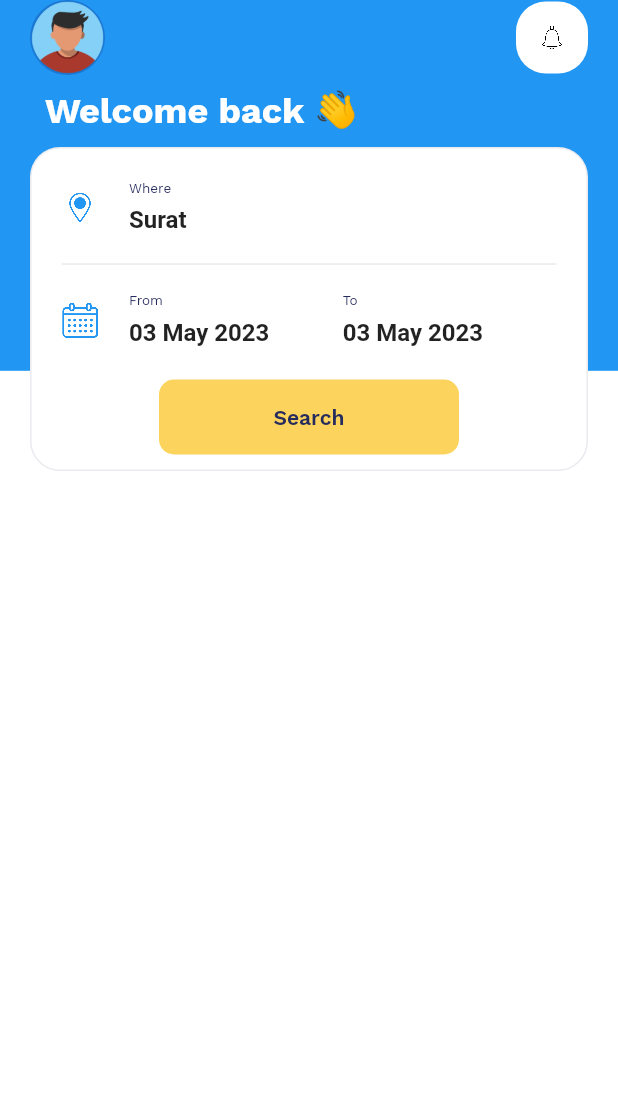
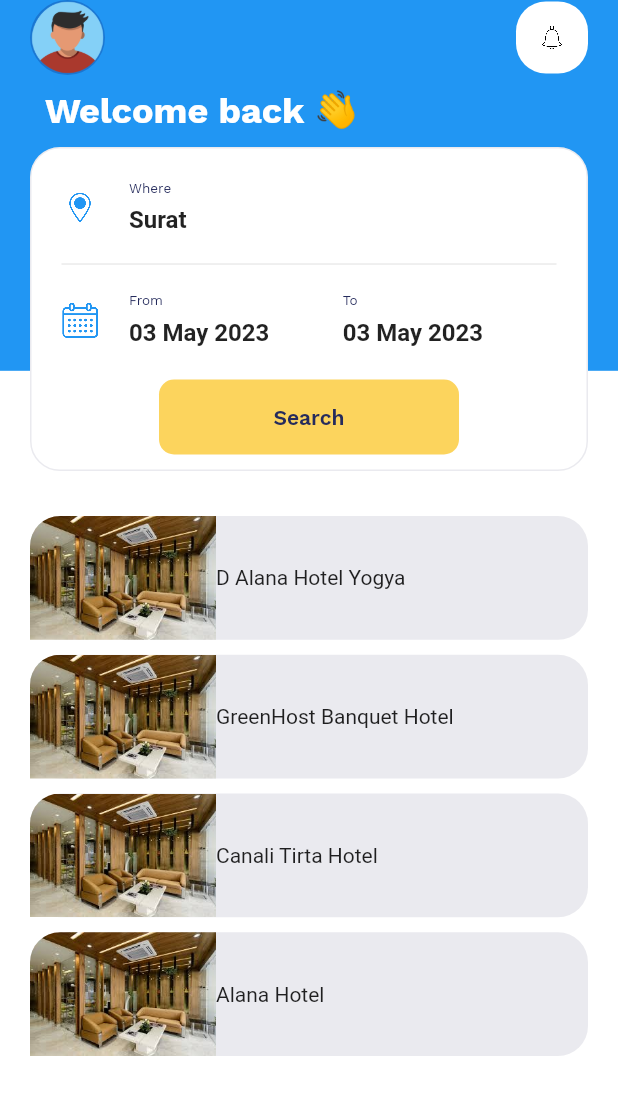
Before and after one commit to Snehal-Singh174/hotel-booking-app, a Flutter app: the screen it shows after launch, on a phone screen of 412 x 824 dp. Shown: the top 1095 px of the screen. Run offline on Flutter 3.47's test engine with Material 2 defaults, Android fonts, the phone set to English and light mode, and no system bars; our stand-ins replace flutter_riverpod, google_maps_flutter, riverpod_annotation; missing offline and left inert: flutter_config; generated files the repository leaves out were written again.

Commit message:
working on hotel card

```diff
--- a/lib/gen/assets.gen.dart
+++ b/lib/gen/assets.gen.dart
@@ -74,11 +74,32 @@ class $AssetsIconGen {
 class $AssetsImageGen {
   const $AssetsImageGen();
 
+  /// File path: assets/image/gallery1.png
+  AssetGenImage get gallery1 =>
+      const AssetGenImage('assets/image/gallery1.png');
+
+  /// File path: assets/image/gallery2.png
+  AssetGenImage get gallery2 =>
+      const AssetGenImage('assets/image/gallery2.png');
+
+  /// File path: assets/image/gallery3.png
+  AssetGenImage get gallery3 =>
+      const AssetGenImage('assets/image/gallery3.png');
+
   /// File path: assets/image/photo.png
   AssetGenImage get photo => const AssetGenImage('assets/image/photo.png');
 
+  /// File path: assets/image/thumbnail1.png
+  AssetGenImage get thumbnail1 =>
+      const AssetGenImage('assets/image/thumbnail1.png');
+
+  /// File path: assets/image/thumbnail2.png
+  AssetGenImage get thumbnail2 =>
+      const AssetGenImage('assets/image/thumbnail2.png');
+
   /// List of all assets
-  List<AssetGenImage> get values => [photo];
+  List<AssetGenImage> get values =>
+      [gallery1, gallery2, gallery3, photo, thumbnail1, thumbnail2];
 }
 
 class Assets {
--- a/lib/main.dart
+++ b/lib/main.dart
@@ -1,11 +1,12 @@
 import 'package:flutter/material.dart';
 import 'package:hotel_booking_app/screens/home_screen.dart';
 import 'package:flutter_config/flutter_config.dart';
+import 'package:flutter_riverpod/flutter_riverpod.dart';
 
 void main() async{
   WidgetsFlutterBinding.ensureInitialized();
   await FlutterConfig.loadEnvVariables();
-  runApp(const MyApp());
+  runApp(const ProviderScope(child: MyApp()));
 }
 
 class MyApp extends StatelessWidget {
--- a/lib/models/hotel_model.dart
+++ b/lib/models/hotel_model.dart
@@ -31,7 +31,7 @@ class HotelModel {
     HotelModel(
         id: '1',
         thumbnailPath: 'assets/image/thumbnail2.png',
-        title: 'Alana Hotel',
+        title: 'D Alana Hotel Yogya',
         location: 'Bantul Regency, Yogyakarta',
         address: 'Jl. Progratris 8.5 km, Yogyakarta 55186',
         description: 'We are only 10 minute drive from the water castle',
@@ -43,7 +43,7 @@ class HotelModel {
     HotelModel(
         id: '2',
         thumbnailPath: 'assets/image/thumbnail2.png',
-        title: 'Alana Hotel',
+        title: 'GreenHost Banquet Hotel',
         location: 'Bantul Regency, Yogyakarta',
         address: 'Jl. Progratris 8.5 km, Yogyakarta 55186',
         description: 'We are only 10 minute drive from the water castle',
@@ -55,7 +55,7 @@ class HotelModel {
     HotelModel(
         id: '3',
         thumbnailPath: 'assets/image/thumbnail2.png',
-        title: 'Alana Hotel',
+        title: 'Canali Tirta Hotel',
         location: 'Bantul Regency, Yogyakarta',
         address: 'Jl. Progratris 8.5 km, Yogyakarta 55186',
         description: 'We are only 10 minute drive from the water castle',
--- a/lib/screens/home_screen.dart
+++ b/lib/screens/home_screen.dart
@@ -1,5 +1,7 @@
 import 'package:flutter/material.dart';
 import 'package:hotel_booking_app/gen/colors.gen.dart';
+import 'package:hotel_booking_app/models/hotel_model.dart';
+import 'package:hotel_booking_app/providers/all_hotels_provider.dart';
 import 'package:hotel_booking_app/widgets/app_text.dart';
 import 'package:intl/intl.dart';
 
@@ -7,6 +9,7 @@ import '../gen/assets.gen.dart';
 import '../widgets/custom_button.dart';
 import '../widgets/custom_icon_button.dart';
 import '../widgets/custom_text_field.dart';
+import 'package:flutter_riverpod/flutter_riverpod.dart';
 
 class HomeScreen extends StatelessWidget {
   const HomeScreen({Key? key}) : super(key: key);
@@ -31,6 +34,10 @@ class HomeScreen extends StatelessWidget {
                 children: [
                   _HeaderSection(),
                   _SearchCard(),
+                  const SizedBox(
+                    height: 20,
+                  ),
+                  _NearByHotels()
                 ],
               ),
             )
@@ -136,3 +143,62 @@ class _SearchCard extends StatelessWidget {
     );
   }
 }
+
+class _NearByHotels extends ConsumerWidget {
+  const _NearByHotels({Key? key}) : super(key: key);
+
+  @override
+  Widget build(BuildContext context, WidgetRef ref) {
+    final hotels = ref.watch(allHotelsProvider);
+    return Column(
+      children: [
+        hotels.when(
+            data: (hotels) {
+              return ListView.builder(
+                  shrinkWrap: true,
+                  itemCount: hotels.length,
+                  itemBuilder: (context, index) {
+                    return HotelCard(hotel: hotels[index]);
+                  });
+            },
+            error: (error, stackTrace) => Text('Error: $error'),
+            loading: () => const Center(child: CircularProgressIndicator()))
+      ],
+    );
+  }
+}
+
+class HotelCard extends StatelessWidget {
+  final HotelModel hotel;
+
+  const HotelCard({super.key, required this.hotel});
+
+  @override
+  Widget build(BuildContext context) {
+    return Container(
+      margin: const EdgeInsets.only(top: 10.0),
+      decoration: BoxDecoration(
+          color: ColorName.lightGrey.withAlpha(50),
+          borderRadius: BorderRadius.circular(20.0)),
+      child: Row(
+        children: [
+          Flexible(
+            flex: 1,
+            child: ClipRRect(
+              borderRadius: const BorderRadius.only(
+                topLeft: Radius.circular(20.0)
+              ),
+              child: Image.asset(
+                hotel.thumbnailPath,
+                fit: BoxFit.cover,
+              ),
+            ),
+          ),
+          Flexible(
+              flex: 2,
+              child: Text(hotel.title)),
+        ],
+      ),
+    );
+  }
+}
```
Also changed, not shown: assets/image/gallery1.png (added), assets/image/gallery2.png (added), assets/image/gallery3.png (added), assets/image/thumbnail1.png (added), assets/image/thumbnail2.png (added).
